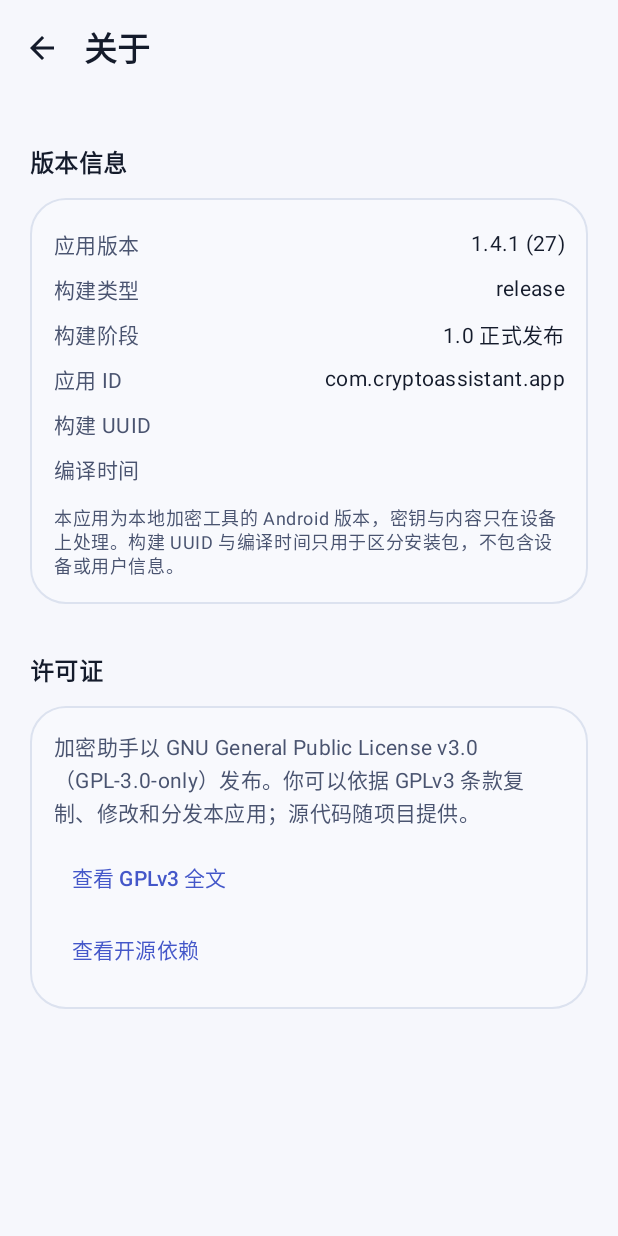
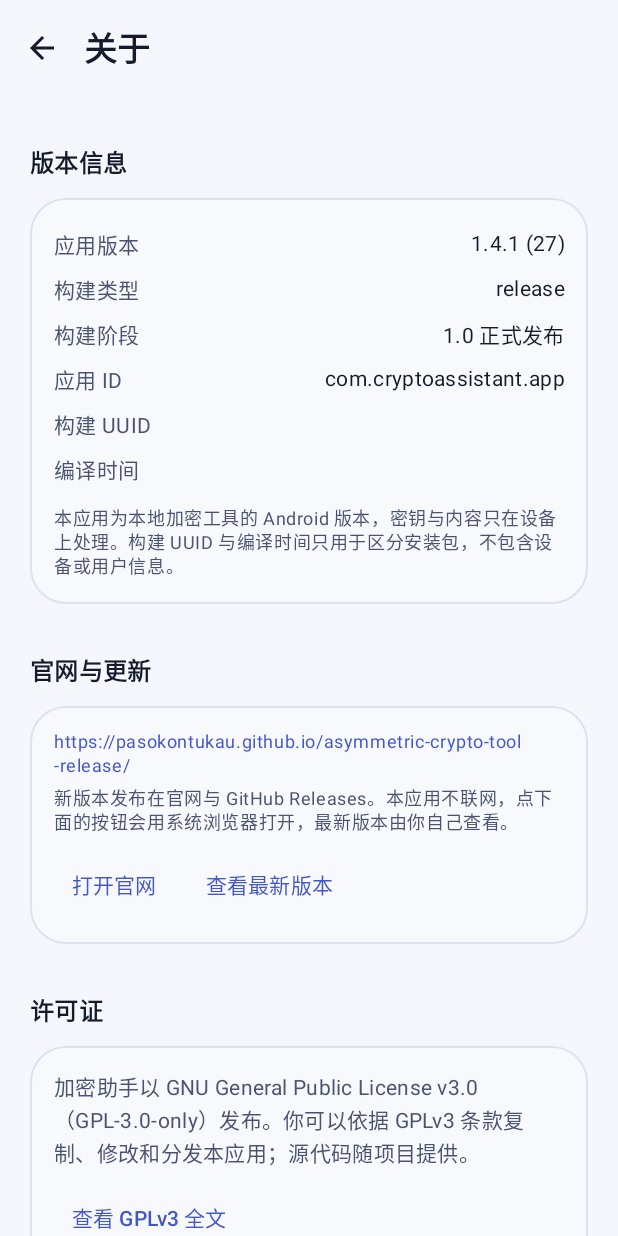
Before and after one commit to Pasokontukau/asymmetric-crypto-tool-release, an Android app built with Jetpack Compose: the AboutSettingsScreen screen opened through its navigation route, on a phone screen of 412 x 824 dp. Run offline under Robolectric (Android 15) with nearby library versions, the phone set to English and light mode, and no system bars.

Commit message:
同步两端关于页的官网与最新版本入口
与开发仓同一份源码：Android 关于页新增官网卡片，桌面端关于页新增官网地址与按钮，
版本号改为读 jar 清单。资产上传后再随开发仓一起推送。

🤖 Generated with Codebuff
Co-Authored-By: Codebuff <noreply@codebuff.com>

```diff
--- a/android/app/src/main/java/com/cryptoassistant/app/feature/settings/AboutSettingsScreen.kt
+++ b/android/app/src/main/java/com/cryptoassistant/app/feature/settings/AboutSettingsScreen.kt
@@ -1,5 +1,9 @@
 package com.cryptoassistant.app.feature.settings
 
+import android.content.Context
+import android.content.Intent
+import android.net.Uri
+import android.widget.Toast
 import androidx.compose.foundation.layout.Arrangement
 import androidx.compose.foundation.layout.Box
 import androidx.compose.foundation.layout.Column
@@ -31,6 +35,21 @@ import com.cryptoassistant.app.ui.components.AppCard
 import com.cryptoassistant.app.ui.components.KeyValueRow
 import com.cryptoassistant.app.ui.components.SectionTitle
 import com.cryptoassistant.app.ui.theme.Spacing
+
+/** 官网与最新版本入口：只交给系统浏览器打开，应用自身不发起任何网络请求。 */
+private const val SITE_URL = "https://pasokontukau.github.io/asymmetric-crypto-tool-release/"
+private const val LATEST_RELEASE_URL =
+    "https://github.com/Pasokontukau/asymmetric-crypto-tool-release/releases/latest"
+
+/** 用系统浏览器打开链接；没有可用浏览器时给一句提示，不静默失败。 */
+private fun openLink(context: Context, url: String) {
+    val intent = Intent(Intent.ACTION_VIEW, Uri.parse(url))
+        .addFlags(Intent.FLAG_ACTIVITY_NEW_TASK)
+    runCatching { context.startActivity(intent) }
+        .onFailure {
+            Toast.makeText(context, R.string.about_open_link_failed, Toast.LENGTH_SHORT).show()
+        }
+}
 
 /**
  * 关于页只展示“构建是什么、许可证是什么、隐私边界是什么”。
@@ -91,6 +110,31 @@ fun AboutSettingsScreen(modifier: Modifier = Modifier) {
                 style = MaterialTheme.typography.bodySmall,
                 color = MaterialTheme.colorScheme.onSurfaceVariant,
             )
+        }
+
+        SectionTitle(stringResource(R.string.about_section_links))
+
+        AppCard {
+            Text(
+                text = SITE_URL,
+                style = MaterialTheme.typography.bodySmall,
+                color = MaterialTheme.colorScheme.primary,
+            )
+            Spacer(Modifier.height(Spacing.xs))
+            Text(
+                text = stringResource(R.string.about_links_body),
+                style = MaterialTheme.typography.bodySmall,
+                color = MaterialTheme.colorScheme.onSurfaceVariant,
+            )
+            Spacer(Modifier.height(Spacing.sm))
+            Row(horizontalArrangement = Arrangement.spacedBy(Spacing.sm)) {
+                TextButton(onClick = { openLink(context, SITE_URL) }) {
+                    Text(stringResource(R.string.about_open_website))
+                }
+                TextButton(onClick = { openLink(context, LATEST_RELEASE_URL) }) {
+                    Text(stringResource(R.string.about_check_updates))
+                }
+            }
         }
 
         SectionTitle(stringResource(R.string.about_section_license))
--- a/android/app/src/main/res/values/strings.xml
+++ b/android/app/src/main/res/values/strings.xml
@@ -187,6 +187,13 @@
     <string name="about_this_app">加密助手（本应用）</string>
     <string name="about_license_note">GPLv3 全文可在上方「查看 GPLv3 全文」中阅读；第三方依赖的许可证以其发布包为准。</string>
     <string name="about_gpl_load_failed">GPLv3 许可证文本加载失败。</string>
+
+    <!-- 官网与更新 -->
+    <string name="about_section_links">官网与更新</string>
+    <string name="about_links_body">新版本发布在官网与 GitHub Releases。本应用不联网，点下面的按钮会用系统浏览器打开，最新版本由你自己查看。</string>
+    <string name="about_open_website">打开官网</string>
+    <string name="about_check_updates">查看最新版本</string>
+    <string name="about_open_link_failed">没有可以打开链接的浏览器</string>
 
     <!-- 无障碍披露 -->
     <string name="a11y_dialog_title">开启无障碍服务</string>
```
Also changed, not shown: desktop/src/main/java/app/AppVersion.java (added, +25 -0 lines), desktop/src/main/java/settings/ui/SettingsPanel.java (+70 -1 lines), 2 other files.
